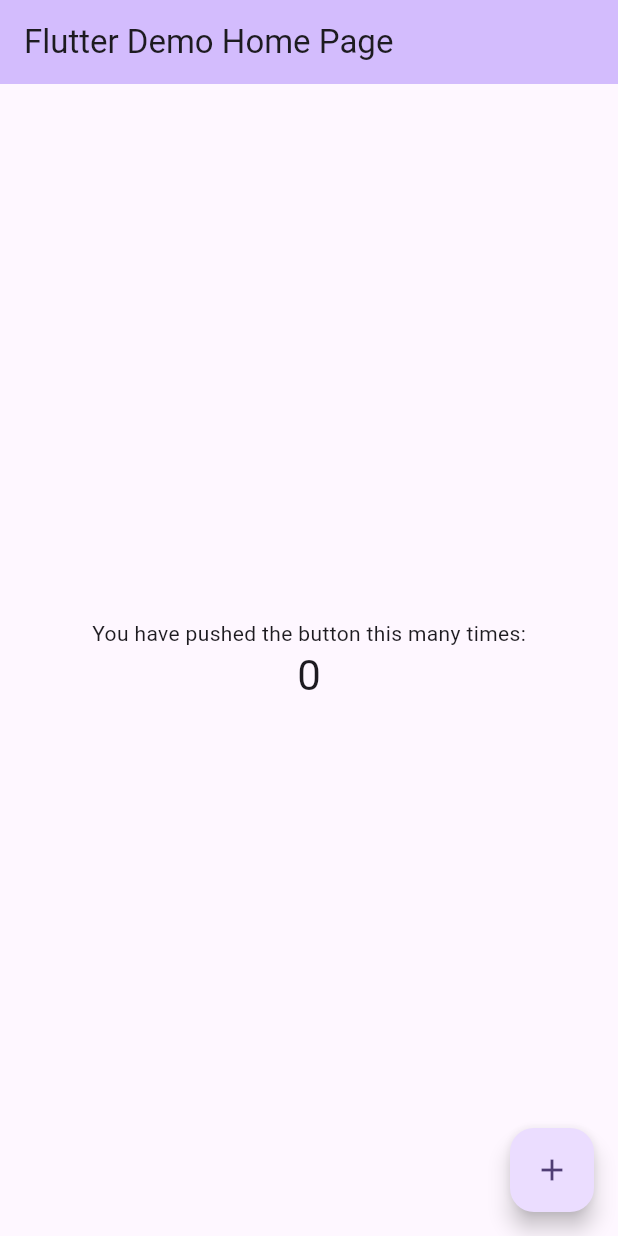
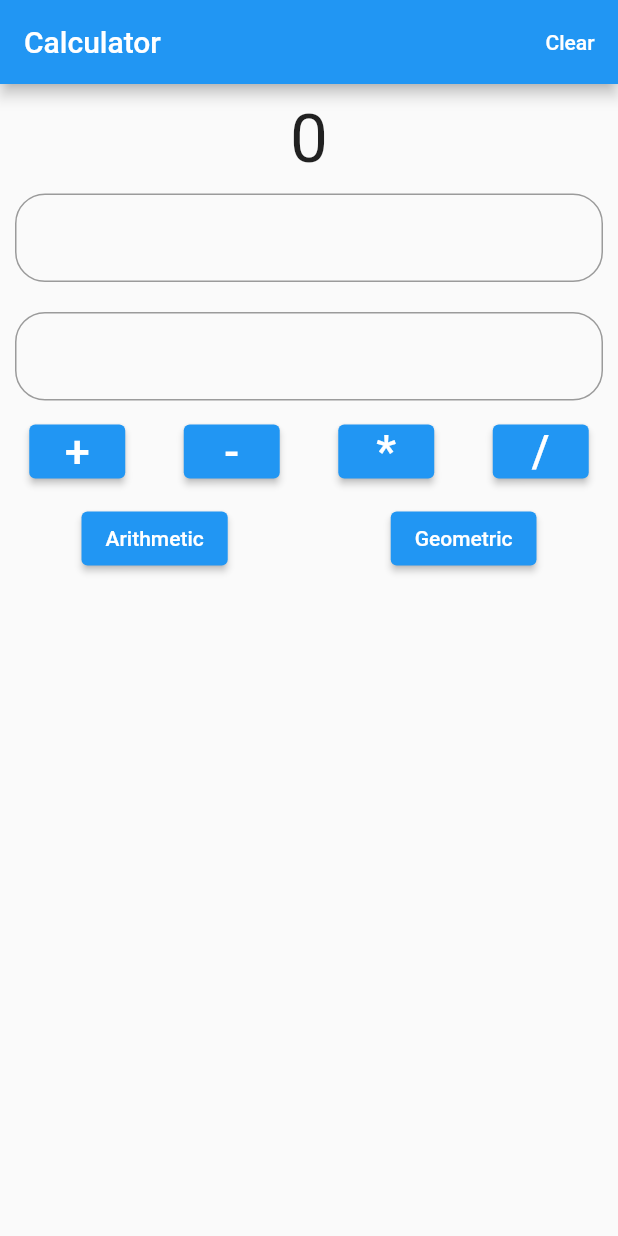
Before and after one commit to SayfiddinovJ/homeworks, a Flutter app: the screen it shows after launch, on a phone screen of 412 x 824 dp. Run offline on Flutter 3.47's test engine with Material 2 defaults, Android fonts, the phone set to English and light mode, and no system bars.

Commit message:
some changes

```diff
--- a/lib/main.dart
+++ b/lib/main.dart
@@ -1,125 +1,33 @@
 import 'package:flutter/material.dart';
+import 'package:homeworks/providers/calculator_provider.dart';
+import 'package:homeworks/providers/number_provider.dart';
+import 'package:homeworks/ui/home_screen.dart';
+import 'package:provider/provider.dart';
 
 void main() {
-  runApp(const MyApp());
+  runApp(MultiProvider(
+    providers: [
+      Provider(
+        create: (context) => NumberProvider(),
+        lazy: true,
+      ),
+      ChangeNotifierProvider(
+        create: (context) => CalculatorProvider(result: 0),
+        lazy: true,
+      ),
+    ],
+    child: const MyApp(),
+  ));
 }
 
 class MyApp extends StatelessWidget {
   const MyApp({super.key});
 
-  // This widget is the root of your application.
   @override
   Widget build(BuildContext context) {
-    return MaterialApp(
-      title: 'Flutter Demo',
-      theme: ThemeData(
-        // This is the theme of your application.
-        //
-        // TRY THIS: Try running your application with "flutter run". You'll see
-        // the application has a blue toolbar. Then, without quitting the app,
-        // try changing the seedColor in the colorScheme below to Colors.green
-        // and then invoke "hot reload" (save your changes or press the "hot
-        // reload" button in a Flutter-supported IDE, or press "r" if you used
-        // the command line to start the app).
-        //
-        // Notice that the counter didn't reset back to zero; the application
-        // state is not lost during the reload. To reset the state, use hot
-        // restart instead.
-        //
-        // This works for code too, not just values: Most code changes can be
-        // tested with just a hot reload.
-        colorScheme: ColorScheme.fromSeed(seedColor: Colors.deepPurple),
-        useMaterial3: true,
-      ),
-      home: const MyHomePage(title: 'Flutter Demo Home Page'),
+    return const MaterialApp(
+      debugShowCheckedModeBanner: false,
+      home: HomeScreen(),
     );
   }
 }
-
-class MyHomePage extends StatefulWidget {
-  const MyHomePage({super.key, required this.title});
-
-  // This widget is the home page of your application. It is stateful, meaning
-  // that it has a State object (defined below) that contains fields that affect
-  // how it looks.
-
-  // This class is the configuration for the state. It holds the values (in this
-  // case the title) provided by the parent (in this case the App widget) and
-  // used by the build method of the State. Fields in a Widget subclass are
-  // always marked "final".
-
-  final String title;
-
-  @override
-  State<MyHomePage> createState() => _MyHomePageState();
-}
-
-class _MyHomePageState extends State<MyHomePage> {
-  int _counter = 0;
-
-  void _incrementCounter() {
-    setState(() {
-      // This call to setState tells the Flutter framework that something has
-      // changed in this State, which causes it to rerun the build method below
-      // so that the display can reflect the updated values. If we changed
-      // _counter without calling setState(), then the build method would not be
-      // called again, and so nothing would appear to happen.
-      _counter++;
-    });
-  }
-
-  @override
-  Widget build(BuildContext context) {
-    // This method is rerun every time setState is called, for instance as done
-    // by the _incrementCounter method above.
-    //
-    // The Flutter framework has been optimized to make rerunning build methods
-    // fast, so that you can just rebuild anything that needs updating rather
-    // than having to individually change instances of widgets.
-    return Scaffold(
-      appBar: AppBar(
-        // TRY THIS: Try changing the color here to a specific color (to
-        // Colors.amber, perhaps?) and trigger a hot reload to see the AppBar
-        // change color while the other colors stay the same.
-        backgroundColor: Theme.of(context).colorScheme.inversePrimary,
-        // Here we take the value from the MyHomePage object that was created by
-        // the App.build method, and use it to set our appbar title.
-        title: Text(widget.title),
-      ),
-      body: Center(
-        // Center is a layout widget. It takes a single child and positions it
-        // in the middle of the parent.
-        child: Column(
-          // Column is also a layout widget. It takes a list of children and
-          // arranges them vertically. By default, it sizes itself to fit its
-          // children horizontally, and tries to be as tall as its parent.
-          //
-          // Column has various properties to control how it sizes itself and
-          // how it positions its children. Here we use mainAxisAlignment to
-          // center the children vertically; the main axis here is the vertical
-          // axis because Columns are vertical (the cross axis would be
-          // horizontal).
-          //
-          // TRY THIS: Invoke "debug painting" (choose the "Toggle Debug Paint"
-          // action in the IDE, or press "p" in the console), to see the
-          // wireframe for each widget.
-          mainAxisAlignment: MainAxisAlignment.center,
-          children: <Widget>[
-            const Text(
-              'You have pushed the button this many times:',
-            ),
-            Text(
-              '$_counter',
-              style: Theme.of(context).textTheme.headlineMedium,
-            ),
-          ],
-        ),
-      ),
-      floatingActionButton: FloatingActionButton(
-        onPressed: _incrementCounter,
-        tooltip: 'Increment',
-        child: const Icon(Icons.add),
-      ), // This trailing comma makes auto-formatting nicer for build methods.
-    );
-  }
-}
--- /dev/null
+++ b/lib/ui/home_screen.dart
@@ -0,0 +1,155 @@
+import 'package:flutter/material.dart';
+import 'package:flutter/services.dart';
+import 'package:homeworks/providers/calculator_provider.dart';
+import 'package:provider/provider.dart';
+class HomeScreen extends StatelessWidget {
+  const HomeScreen({super.key});
+  @override
+  Widget build(BuildContext context) {
+    debugPrint('BuildContext !!!');
+    TextEditingController textEditingControllerFirst = TextEditingController();
+    TextEditingController textEditingControllerSecond = TextEditingController();
+    var provider = Provider.of<CalculatorProvider>(context,listen: false);
+    return Scaffold(
+      appBar: AppBar(
+        title: const Text('Calculator'),
+        actions: [
+          TextButton(
+            onPressed: (){
+              textEditingControllerFirst.clear();
+              textEditingControllerSecond.clear();
+              provider.clear();
+            },
+            child: const Text('Clear',style: TextStyle(color: Colors.white),),
+          ),
+        ],
+      ),
+      body: Column(
+        children: [
+          const SizedBox(height: 10,),
+          Center(
+            child: Consumer<CalculatorProvider>(
+              builder: (context,calculatorProvider,child){
+                return Text(
+                  calculatorProvider.getNumber.toString(),
+                  style: const TextStyle(fontSize: 45),
+                );
+              },
+            ),
+          ),
+          Padding(
+            padding: const EdgeInsets.all(10),
+            child: TextField(
+              keyboardType: TextInputType.number,
+              controller: textEditingControllerFirst,
+              inputFormatters: [
+                FilteringTextInputFormatter.allow(RegExp(r'[0-9]')),
+                LengthLimitingTextInputFormatter(6),
+              ],
+              decoration: InputDecoration(
+                border: OutlineInputBorder(
+                  borderSide: const BorderSide(
+                      color: Colors.black,
+                      width: 2,
+                  ),
+                  borderRadius: BorderRadius.circular(20),
+                ),
+              ),
+            ),
+          ),
+          Padding(
+            padding: const EdgeInsets.all(10),
+            child: TextField(
+              keyboardType: TextInputType.number,
+              controller: textEditingControllerSecond,
+              inputFormatters: [
+                FilteringTextInputFormatter.allow(RegExp(r'[0-9]')),
+                LengthLimitingTextInputFormatter(6),
+              ],
+              decoration: InputDecoration(
+                border: OutlineInputBorder(
+                  borderSide: const BorderSide(
+                    color: Colors.black,
+                    width: 2,
+                  ),
+                  borderRadius: BorderRadius.circular(20),
+                ),
+              ),
+            ),
+          ),
+          Row(
+            mainAxisAlignment: MainAxisAlignment.spaceAround,
+            children: [
+              ElevatedButton(
+                onPressed: (){
+                  if(textEditingControllerFirst.text.isEmpty || textEditingControllerSecond.text.isEmpty){
+                    ScaffoldMessenger.of(context).showSnackBar(const SnackBar(content: Text('Maydonlar to\'ldirilmagan')));
+                  }else if(textEditingControllerFirst.text.isNotEmpty || textEditingControllerSecond.text.isNotEmpty){
+                    provider.addition(int.parse(textEditingControllerFirst.text), int.parse(textEditingControllerSecond.text));
+                  }
+                },
+                child: const Text('+',style: TextStyle(fontSize: 30),),
+              ),
+              ElevatedButton(
+                onPressed: (){
+                  if(textEditingControllerFirst.text.isEmpty || textEditingControllerSecond.text.isEmpty){
+                    ScaffoldMessenger.of(context).showSnackBar(const SnackBar(content: Text('Maydonlar to\'ldirilmagan')));
+                  }else if(textEditingControllerFirst.text.isNotEmpty || textEditingControllerSecond.text.isNotEmpty){
+                    provider.subtract(int.parse(textEditingControllerFirst.text), int.parse(textEditingControllerSecond.text));
+                  }
+                },
+                child: const Text('-',style: TextStyle(fontSize: 30),),
+              ),
+              ElevatedButton(
+                onPressed: (){
+                  if(textEditingControllerFirst.text.isEmpty || textEditingControllerSecond.text.isEmpty){
+                    ScaffoldMessenger.of(context).showSnackBar(const SnackBar(content: Text('Maydonlar to\'ldirilmagan')));
+                  }else if(textEditingControllerFirst.text.isNotEmpty || textEditingControllerSecond.text.isNotEmpty){
+                    provider.multiply(int.parse(textEditingControllerFirst.text), int.parse(textEditingControllerSecond.text));
+                  }
+                },
+                child: const Text('*',style: TextStyle(fontSize: 30),),
+              ),
+              ElevatedButton(
+                onPressed: (){
+                  if(textEditingControllerFirst.text.isEmpty || textEditingControllerSecond.text.isEmpty){
+                    ScaffoldMessenger.of(context).showSnackBar(const SnackBar(content: Text('Maydonlar to\'ldirilmagan')));
+                  }else if(textEditingControllerFirst.text.isNotEmpty || textEditingControllerSecond.text.isNotEmpty){
+                    provider.divide(int.parse(textEditingControllerFirst.text), int.parse(textEditingControllerSecond.text));
+                  }
+                },
+                child: const Text('/',style: TextStyle(fontSize: 30),),
+              ),
+            ],
+          ),
+          const SizedBox(height: 10,),
+          Row(
+            mainAxisAlignment: MainAxisAlignment.spaceAround,
+            children: [
+              ElevatedButton(
+                onPressed: (){
+                  if(textEditingControllerFirst.text.isEmpty || textEditingControllerSecond.text.isEmpty){
+                    ScaffoldMessenger.of(context).showSnackBar(const SnackBar(content: Text('Maydonlar to\'ldirilmagan')));
+                  }else if(textEditingControllerFirst.text.isNotEmpty || textEditingControllerSecond.text.isNotEmpty){
+                    provider.arithmetic(int.parse(textEditingControllerFirst.text), int.parse(textEditingControllerSecond.text));
+                  }
+                },
+                child: const Text('Arithmetic'),
+              ),
+              ElevatedButton(
+                onPressed: (){
+                  if(textEditingControllerFirst.text.isEmpty || textEditingControllerSecond.text.isEmpty){
+                    ScaffoldMessenger.of(context).showSnackBar(const SnackBar(content: Text('Maydonlar to\'ldirilmagan')));
+                  }else if(textEditingControllerFirst.text.isNotEmpty || textEditingControllerSecond.text.isNotEmpty){
+                    // provider.divide(int.parse(textEditingControllerFirst.text), int.parse(textEditingControllerSecond.text));
+                  }
+                },
+                child: const Text('Geometric'),
+              ),
+            ],
+          ),
+        ],
+      ),
+    );
+  }
+}
--- a/pubspec.yaml
+++ b/pubspec.yaml
@@ -35,6 +35,7 @@ dependencies:
   # The following adds the Cupertino Icons font to your application.
   # Use with the CupertinoIcons class for iOS style icons.
   cupertino_icons: ^1.0.2
+  provider: ^6.0.5
 
 dev_dependencies:
   flutter_test:
```
Also changed, not shown: lib/providers/calculator_provider.dart (added, +41 -0 lines), lib/providers/number_provider.dart (added, +8 -0 lines), pubspec.lock.
